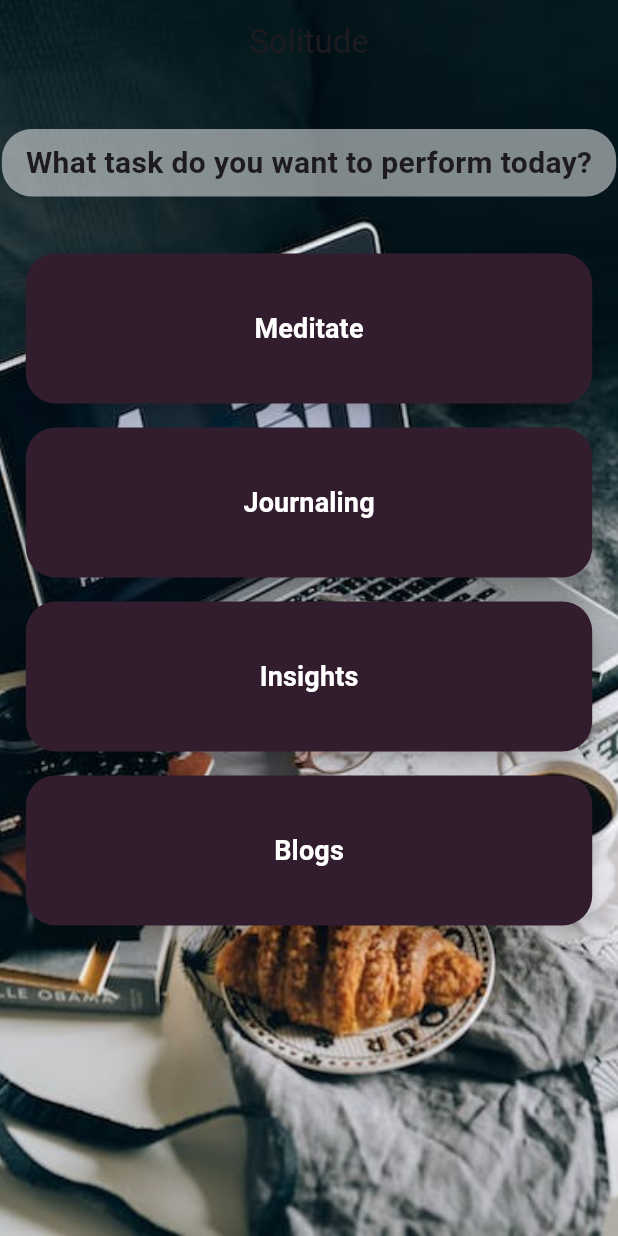
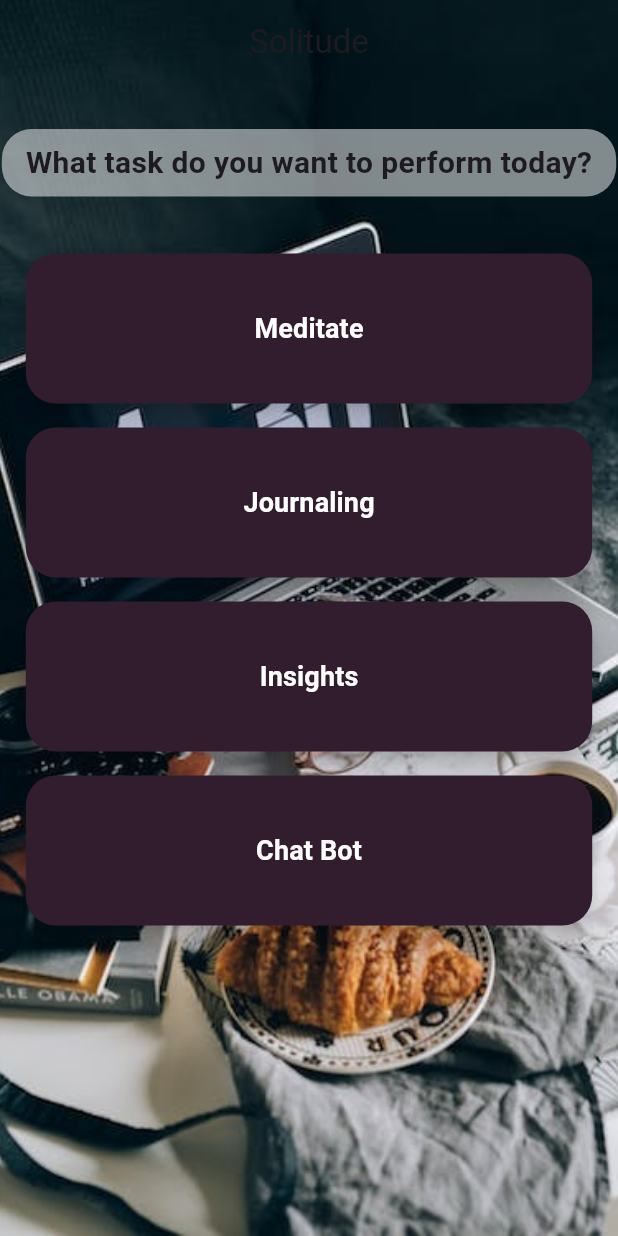
Before and after one commit to swas-kar/SoulSync, a Flutter app: the screen it shows after launch, on a phone screen of 412 x 824 dp. Run offline on Flutter 3.47's test engine with Material 3 defaults, Android fonts, the phone set to English and light mode, and no system bars; our stand-ins replace cloud_firestore, firebase_core; accounts and stored records are empty.

Commit message:
add chatbot section

```diff
--- a/lib/home_page.dart
+++ b/lib/home_page.dart
@@ -71,7 +71,7 @@ class HomePage extends StatelessWidget {
                       },
                     ),
                     OptionBox(
-                      label: 'Blogs',
+                      label: 'Chat Bot',
                       onTap: () {
 
                       },
```
